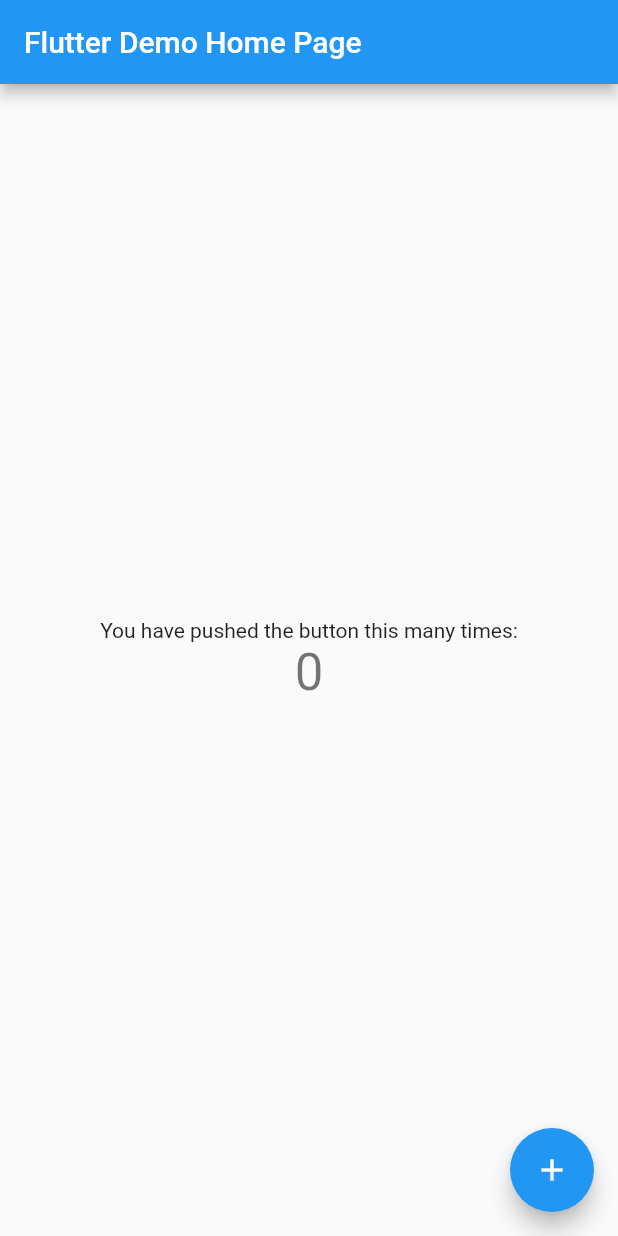
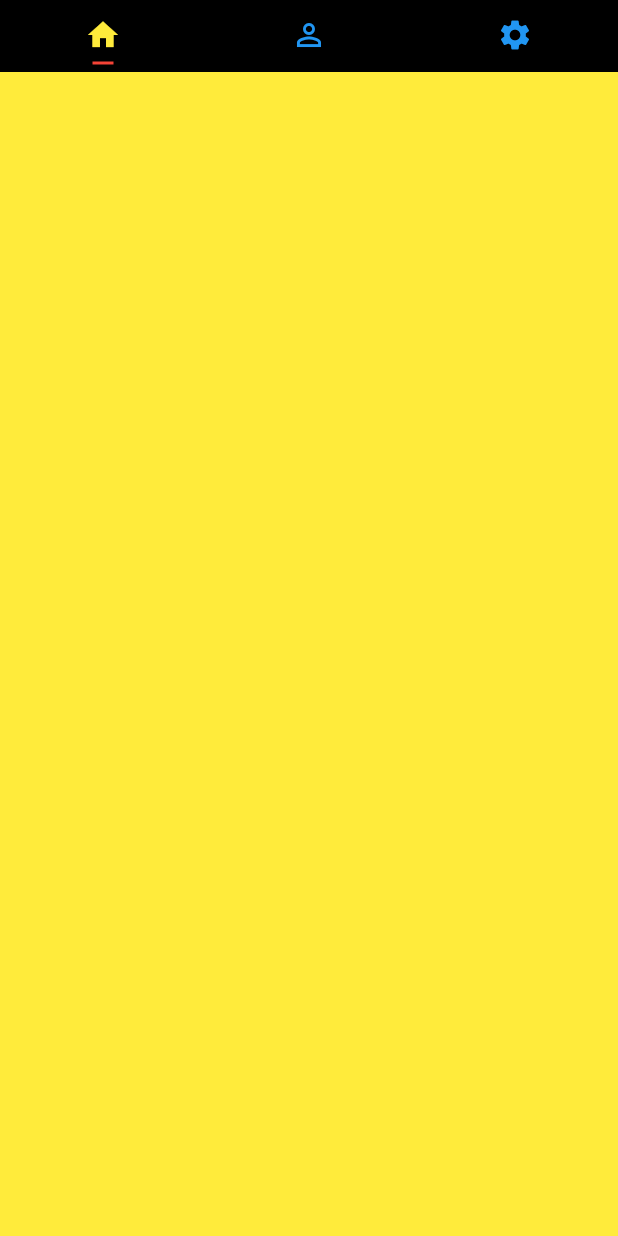
Before and after one commit to Vignesh2442/ToDoApp, a Flutter app: the screen it shows after launch, on a phone screen of 412 x 824 dp. Run offline on Flutter 3.47's test engine with Material 2 defaults, Android fonts, the phone set to English and light mode, and no system bars.

Commit message:
Navigation bar based added

```diff
--- a/App/todoapp/lib/main.dart
+++ b/App/todoapp/lib/main.dart
@@ -9,18 +9,10 @@
     return MaterialApp(
       title: 'Flutter Demo',
       theme: ThemeData(
-        // This is the theme of your application.
-        //
-        // Try running your application with "flutter run". You'll see the
-        // application has a blue toolbar. Then, without quitting the app, try
-        // changing the primarySwatch below to Colors.green and then invoke
-        // "hot reload" (press "r" in the console where you ran "flutter run",
-        // or simply save your changes to "hot reload" in a Flutter IDE).
-        // Notice that the counter didn't reset back to zero; the application
-        // is not restarted.
+
         primarySwatch: Colors.blue,
       ),
-      home: MyHomePage(title: 'Flutter Demo Home Page'),
+      home: MyHomePage(title: 'To Do Application'),
     );
   }
 }
@@ -28,14 +20,7 @@
 class MyHomePage extends StatefulWidget {
   MyHomePage({Key key, this.title}) : super(key: key);
 
-  // This widget is the home page of your application. It is stateful, meaning
-  // that it has a State object (defined below) that contains fields that affect
-  // how it looks.
 
-  // This class is the configuration for the state. It holds the values (in this
-  // case the title) provided by the parent (in this case the App widget) and
-  // used by the build method of the State. Fields in a Widget subclass are
-  // always marked "final".
 
   final String title;
 
@@ -44,68 +29,50 @@
 }
 
 class _MyHomePageState extends State<MyHomePage> {
-  int _counter = 0;
-
-  void _incrementCounter() {
-    setState(() {
-      // This call to setState tells the Flutter framework that something has
-      // changed in this State, which causes it to rerun the build method below
-      // so that the display can reflect the updated values. If we changed
-      // _counter without calling setState(), then the build method would not be
-      // called again, and so nothing would appear to happen.
-      _counter++;
-    });
-  }
 
   @override
   Widget build(BuildContext context) {
-    // This method is rerun every time setState is called, for instance as done
-    // by the _incrementCounter method above.
-    //
-    // The Flutter framework has been optimized to make rerunning build methods
-    // fast, so that you can just rebuild anything that needs updating rather
-    // than having to individually change instances of widgets.
-    return Scaffold(
-      appBar: AppBar(
-        // Here we take the value from the MyHomePage object that was created by
-        // the App.build method, and use it to set our appbar title.
-        title: Text(widget.title),
-      ),
-      body: Center(
-        // Center is a layout widget. It takes a single child and positions it
-        // in the middle of the parent.
-        child: Column(
-          // Column is also a layout widget. It takes a list of children and
-          // arranges them vertically. By default, it sizes itself to fit its
-          // children horizontally, and tries to be as tall as its parent.
-          //
-          // Invoke "debug painting" (press "p" in the console, choose the
-          // "Toggle Debug Paint" action from the Flutter Inspector in Android
-          // Studio, or the "Toggle Debug Paint" command in Visual Studio Code)
-          // to see the wireframe for each widget.
-          //
-          // Column has various properties to control how it sizes itself and
-          // how it positions its children. Here we use mainAxisAlignment to
-          // center the children vertically; the main axis here is the vertical
-          // axis because Columns are vertical (the cross axis would be
-          // horizontal).
-          mainAxisAlignment: MainAxisAlignment.center,
-          children: <Widget>[
-            Text(
-              'You have pushed the button this many times:',
+    return SafeArea(
+      child: MaterialApp(
+        color: Colors.yellow,
+        home: DefaultTabController(
+          length: 3,
+          child: new Scaffold(
+            body: TabBarView(
+              children: [
+                new Container(
+                  color: Colors.yellow,
+                ),
+                new Container(
+                  color: Colors.lightGreen,
+                ),
+                new Container(
+                  color: Colors.red,
+                ),
+              ],
             ),
-            Text(
-              '$_counter',
-              style: Theme.of(context).textTheme.display1,
+            appBar: new TabBar(
+              tabs: [
+                Tab(
+                  icon: new Icon(Icons.home),
+                ),
+                Tab(
+                  icon: new Icon(Icons.perm_identity),
+                ),
+                Tab(
+                  icon: new Icon(Icons.settings)
+                  ,)
+              ],
+              labelColor: Colors.yellow,
+              unselectedLabelColor: Colors.blue,
+              indicatorSize: TabBarIndicatorSize.label,
+              indicatorPadding: EdgeInsets.all(5.0),
+              indicatorColor: Colors.red,
             ),
-          ],
+            backgroundColor: Colors.black,
+          ),
         ),
       ),
-      floatingActionButton: FloatingActionButton(
-        onPressed: _incrementCounter,
-        tooltip: 'Increment',
-        child: Icon(Icons.add),
-      ), // This trailing comma makes auto-formatting nicer for build methods.
     );
   }
 }
```
